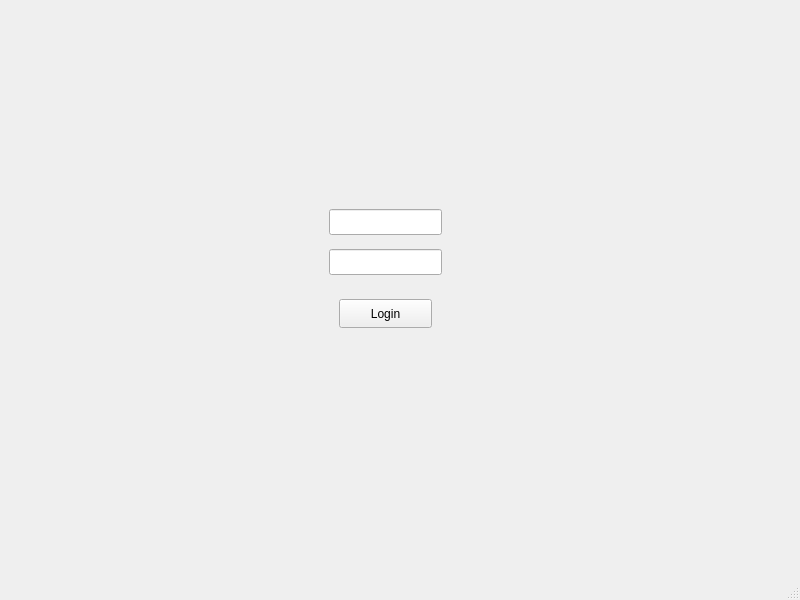
First picture: the form in mainwindow.ui, repository PocketLib-Devs/PocketLib, before the edit.
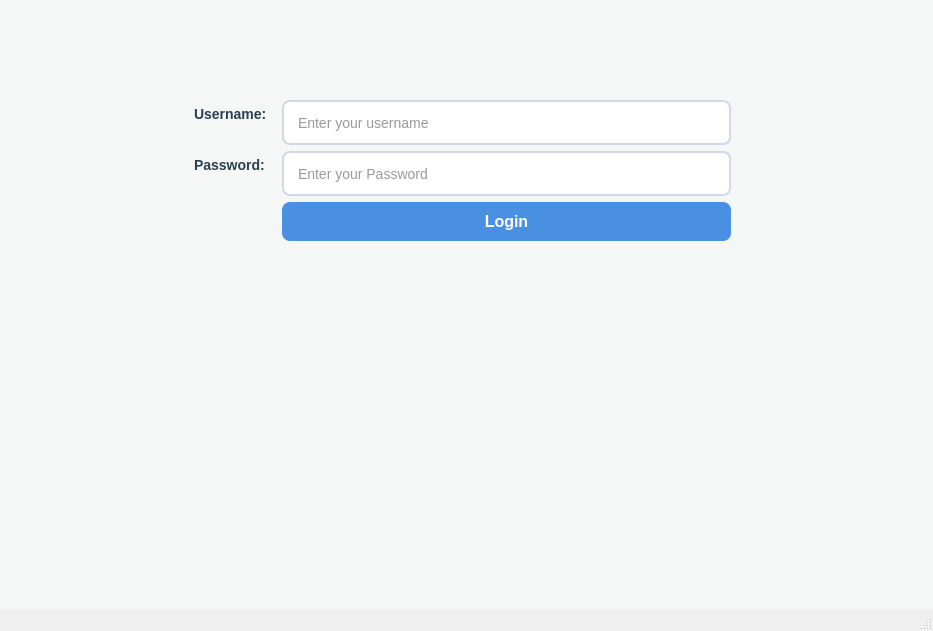
Second picture: the form after the edit.

Commit message: Updated UI and added login image resources

Patch:
```diff
--- a/mainwindow.ui
+++ b/mainwindow.ui
@@ -6,71 +6,164 @@
    <rect>
     <x>0</x>
     <y>0</y>
-    <width>800</width>
-    <height>600</height>
+    <width>933</width>
+    <height>631</height>
    </rect>
   </property>
+  <property name="minimumSize">
+   <size>
+    <width>933</width>
+    <height>631</height>
+   </size>
+  </property>
   <property name="windowTitle">
    <string>MainWindow</string>
   </property>
   <widget class="QWidget" name="centralwidget">
-   <layout class="QVBoxLayout" name="verticalLayout">
-    <item>
-     <widget class="QStackedWidget" name="stackedWidget">
-      <property name="currentIndex">
-       <number>0</number>
-      </property>
-      <widget class="QWidget" name="page">
-       <widget class="QPushButton" name="pushButton">
+   <property name="styleSheet">
+    <string notr="true">/* --- Global Font Settings --- */
+QWidget {
+    font-family: &quot;Segoe UI&quot;, Arial, sans-serif;
+    background-color: #F4F7F6; /* Soft light gray background */
+}
+
+/* --- Labels (Username &amp; Password) --- */
+QLabel {
+    color: #2C3E50;
+    font-size: 14px;
+    font-weight: bold;
+    padding-right: 5px;
+}
+
+/* --- Text Input Fields (QLineEdit) --- */
+QLineEdit {
+    background-color: #FFFFFF;
+    border: 2px solid #D1D9E6;
+    border-radius: 8px; /* Rounded corners */
+    padding: 8px 12px;
+    font-size: 14px;
+    color: #333333;
+    min-height: 25px;
+}
+
+/* Highlight the text box in blue when the user clicks inside to type */
+QLineEdit:focus {
+    border: 2px solid #4A90E2; 
+    background-color: #FAFCFF;
+}
+
+/* Placeholder text styling (if supported by your Qt version) */
+QLineEdit::placeholder {
+    color: #A0AAB5;
+}
+
+/* --- The Login Button (QPushButton) --- */
+QPushButton {
+    background-color: #4A90E2; /* Modern blue */
+    color: white;
+    border: none;
+    border-radius: 8px;
+    padding: 10px 20px;
+    font-size: 16px;
+    font-weight: bold;
+    min-width: 150px;
+}
+
+QPushButton:hover {
+    background-color: #357ABD; /* Darker blue on hover */
+}
+
+QPushButton:pressed {
+    background-color: #285A8F; /* Even darker on click */
+    /* Shifts the text down slightly to simulate a physical button press */
+    padding-top: 12px; 
+    padding-bottom: 8px;
+}</string>
+   </property>
+   <widget class="QWidget" name="formLayoutWidget">
         <property name="geometry">
          <rect>
-          <x>330</x>
-          <y>290</y>
-          <width>93</width>
-          <height>29</height>
-         </rect>
-        </property>
+      <x>190</x>
+      <y>100</y>
+      <width>541</width>
+      <height>361</height>
+     </rect>
+    </property>
+    <layout class="QFormLayout" name="formLayout_2">
+     <item row="0" column="0">
+      <widget class="QLabel" name="label">
+       <property name="font">
+        <font>
+         <family>Segoe UI</family>
+         <pointsize>-1</pointsize>
+         <bold>true</bold>
+        </font>
+       </property>
         <property name="text">
-         <string>Login</string>
-        </property>
-       </widget>
+        <string>Username:</string>
+       </property>
+      </widget>
+     </item>
+     <item row="0" column="1">
        <widget class="QLineEdit" name="usernameBox">
-        <property name="geometry">
-         <rect>
-          <x>320</x>
-          <y>200</y>
-          <width>113</width>
-          <height>26</height>
-         </rect>
-        </property>
-       </widget>
+       <property name="font">
+        <font>
+         <family>Segoe UI</family>
+         <pointsize>-1</pointsize>
+        </font>
+       </property>
+       <property name="placeholderText">
+        <string>Enter your username</string>
+       </property>
+      </widget>
+     </item>
+     <item row="1" column="1">
        <widget class="QLineEdit" name="passwordBox">
-        <property name="geometry">
-         <rect>
-          <x>320</x>
-          <y>240</y>
-          <width>113</width>
-          <height>26</height>
-         </rect>
+       <property name="font">
+        <font>
+         <family>Segoe UI</family>
+         <pointsize>-1</pointsize>
+        </font>
         </property>
         <property name="echoMode">
          <enum>QLineEdit::EchoMode::Password</enum>
         </property>
-       </widget>
+       <property name="placeholderText">
+        <string>Enter your Password</string>
+       </property>
+      </widget>
+     </item>
+     <item row="2" column="1">
+      <widget class="QPushButton" name="pushButton">
+       <property name="text">
+        <string>Login</string>
+       </property>
       </widget>
-      <widget class="QWidget" name="page_3"/>
-      <widget class="QWidget" name="page_2"/>
+     </item>
+     <item row="1" column="0">
+      <widget class="QLabel" name="label_2">
+       <property name="font">
+        <font>
+         <family>Segoe UI</family>
+         <pointsize>-1</pointsize>
+         <bold>true</bold>
+        </font>
+       </property>
+       <property name="text">
+        <string>Password:</string>
+       </property>
      </widget>
     </item>
    </layout>
   </widget>
+  </widget>
   <widget class="QMenuBar" name="menubar">
    <property name="geometry">
     <rect>
      <x>0</x>
      <y>0</y>
-     <width>800</width>
-     <height>26</height>
+     <width>933</width>
+     <height>25</height>
     </rect>
    </property>
   </widget>
```
Lines whose indentation alone changed are shown as unchanged. The commit also changes 489 other files.
